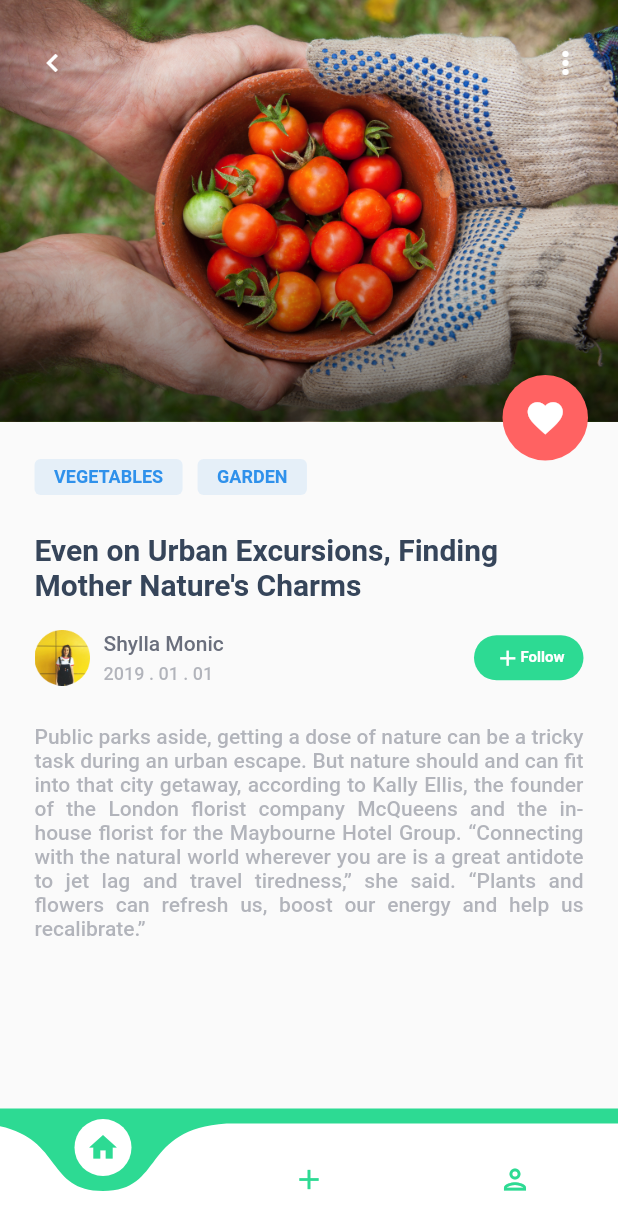
After one commit to Syahro/plant_app, a Flutter app: the ArticlesPage screen opened directly, after a tap on "Even on Urban Excursions, Finding Mother", on a phone screen of 412 x 824 dp. The commit adds this screen. Shown: the top 1230 px of the screen. Run offline on Flutter 3.47's test engine with Material 2 defaults, Android fonts, the phone set to English and light mode, and no system bars; drawn by our look-alikes of curved_navigation_bar.

Commit message:
done modified detailArticles and add some assets or support

```diff
--- a/lib/pages/articles_page.dart
+++ b/lib/pages/articles_page.dart
@@ -1,4 +1,5 @@
 import 'package:flutter/material.dart';
+import 'package:plant_app/pages/detail_articles_page.dart';
 import 'package:plant_app/widget/bottom_navbar.dart';
 
 import '../theme.dart';
@@ -218,7 +219,18 @@ class ArticlesPage extends StatelessWidget {
                       SizedBox(
                         height: 25,
                       ),
-                      Container(
+                      InkWell(
+                        onTap: () {
+                          Navigator.push(
+                            context,
+                            MaterialPageRoute(
+                              builder: (context) {
+                                return DetailArticlesPage();
+                              },
+                            ),
+                          );
+                        },
+                        child: Container(
                           height: 265,
                           width: double.infinity,
                           decoration: BoxDecoration(
@@ -320,6 +332,7 @@ class ArticlesPage extends StatelessWidget {
                             ],
                           ),
                         ),
+                      ),
                       SizedBox(
                         height: 30,
                       ),
--- /dev/null
+++ b/lib/pages/detail_articles_page.dart
@@ -0,0 +1,211 @@
+import 'package:flutter/material.dart';
+import 'package:plant_app/widget/bottom_navbar.dart';
+import 'package:plant_app/widget/category_identify_bullet.dart';
+
+import '../theme.dart';
+
+class DetailArticlesPage extends StatelessWidget {
+  @override
+  Widget build(BuildContext context) {
+    return Scaffold(
+      bottomNavigationBar: BottomNavbar(),
+      body: SafeArea(
+        child: ListView(
+          children: [
+            Stack(
+              children: [
+                Column(
+                  children: [
+                    Stack(
+                      children: [
+                        Container(
+                          height: 281,
+                          width: double.infinity,
+                          child: Stack(
+                            children: [
+                              Image.asset(
+                                'assets/articles_detail.png',
+                                width: double.infinity,
+                                height: 281,
+                                fit: BoxFit.cover,
+                              ),
+                              Container(
+                                height: 281,
+                                width: double.infinity,
+                                decoration: BoxDecoration(
+                                  gradient: LinearGradient(
+                                    begin: Alignment.bottomCenter,
+                                    end: Alignment.center,
+                                    colors: [
+                                      Colors.black.withOpacity(0.5),
+                                      Colors.transparent
+                                    ],
+                                  ),
+                                ),
+                              ),
+                              Padding(
+                                padding: EdgeInsets.symmetric(
+                                    horizontal: 23, vertical: 30),
+                                child: Row(
+                                  mainAxisAlignment:
+                                      MainAxisAlignment.spaceBetween,
+                                  children: [
+                                    Icon(
+                                      Icons.chevron_left,
+                                      color: whiteColor,
+                                    ),
+                                    Icon(
+                                      Icons.more_vert,
+                                      color: whiteColor,
+                                    ),
+                                  ],
+                                ),
+                              )
+                            ],
+                          ),
+                        ),
+                        Container(
+                          width: double.infinity,
+                          margin: EdgeInsets.only(top: 281),
+                          padding: EdgeInsets.symmetric(
+                              horizontal: 23, vertical: 25),
+                          child: Column(
+                            children: [
+                              Row(
+                                children: [
+                                  CategoryIdentifyBullet('VEGETABLES'),
+                                  SizedBox(
+                                    width: 10,
+                                  ),
+                                  CategoryIdentifyBullet('GARDEN'),
+                                ],
+                              ),
+                              SizedBox(
+                                height: 25,
+                              ),
+                              Text(
+                                'Even on Urban Excursions, Finding Mother Nature\'s Charms',
+                                style: TextStyle(
+                                  fontWeight: FontWeight.bold,
+                                  color: darkColor,
+                                  fontSize: 20,
+                                ),
+                              ),
+                              SizedBox(
+                                height: 19,
+                              ),
+                              Row(
+                                children: [
+                                  Image.asset(
+                                    'assets/profile2.png',
+                                    width: 37,
+                                    height: 37,
+                                  ),
+                                  SizedBox(
+                                    width: 9,
+                                  ),
+                                  Column(
+                                    crossAxisAlignment:
+                                        CrossAxisAlignment.start,
+                                    children: [
+                                      Text(
+                                        'Shylla Monic',
+                                        style: TextStyle(
+                                          fontWeight: FontWeight.w500,
+                                          color: darkGreyColor,
+                                          fontSize: 14,
+                                        ),
+                                      ),
+                                      SizedBox(
+                                        height: 5,
+                                      ),
+                                      Text(
+                                        '2019 . 01 . 01',
+                                        style: TextStyle(
+                                          fontWeight: FontWeight.w500,
+                                          color: darkGreyColor.withOpacity(0.5),
+                                          fontSize: 12,
+                                        ),
+                                      ),
+                                    ],
+                                  ),
+                                  Spacer(),
+                                  Container(
+                                    height: 30,
+                                    width: 73,
+                                    padding:
+                                        EdgeInsets.symmetric(horizontal: 14),
+                                    decoration: BoxDecoration(
+                                      color: lightGreenColor,
+                                      borderRadius: BorderRadius.circular(15),
+                                    ),
+                                    child: Center(
+                                      child: Row(
+                                        mainAxisAlignment:
+                                            MainAxisAlignment.spaceBetween,
+                                        children: [
+                                          Icon(
+                                            Icons.add,
+                                            color: whiteColor,
+                                            size: 17,
+                                          ),
+                                          Text(
+                                            'Follow',
+                                            style: TextStyle(
+                                              fontWeight: FontWeight.w600,
+                                              color: whiteColor,
+                                              fontSize: 10,
+                                            ),
+                                          ),
+                                        ],
+                                      ),
+                                    ),
+                                  )
+                                ],
+                              ),
+                              SizedBox(
+                                height: 26,
+                              ),
+                              Text(
+                                'Public parks aside, getting a dose of nature can be a tricky task during an urban escape. But nature should and can fit into that city getaway, according to Kally Ellis, the founder of the London florist company McQueens and the in-house florist for the Maybourne Hotel Group. “Connecting with the natural world wherever you are is a great antidote to jet lag and travel tiredness,” she said. “Plants and flowers can refresh us, boost our energy and help us recalibrate.”',
+                                style: TextStyle(
+                                  fontSize: 14,
+                                  color: darkGreyColor.withOpacity(0.5),
+                                  fontWeight: FontWeight.w500,
+                                ),
+                                textAlign: TextAlign.justify,
+                              ),
+                            ],
+                          ),
+                        ),
+                        Positioned(
+                          top: 250,
+                          right: 20,
+                          child: Container(
+                            height: 57,
+                            width: 57,
+                            decoration: BoxDecoration(
+                              color: Color(0XFFFF6262),
+                              borderRadius: BorderRadius.circular(30),
+                            ),
+                            child: Center(
+                              child: Icon(
+                                Icons.favorite,
+                                color: whiteColor,
+                                size: 28,
+                              ),
+                            ),
+                          ),
+                        )
+                      ],
+                    ),
+                  ],
+                )
+              ],
+            ),
+          ],
+        ),
+      ),
+    );
+  }
+}
```
Also changed, not shown: assets/articles_detail.png (added), assets/profile2.png (added). Lines whose indentation alone changed are shown as unchanged.
